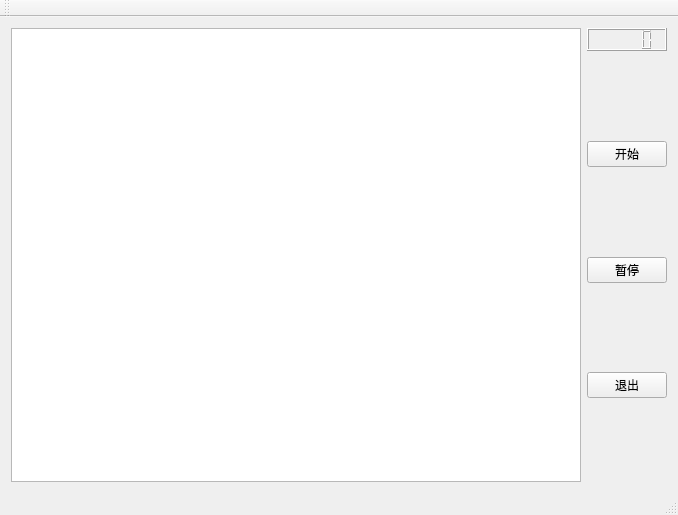
The window that beatMouse/mainwindow.ui (lordtang/QT-beatMouse) describes before a commit, drawn with Qt 5.
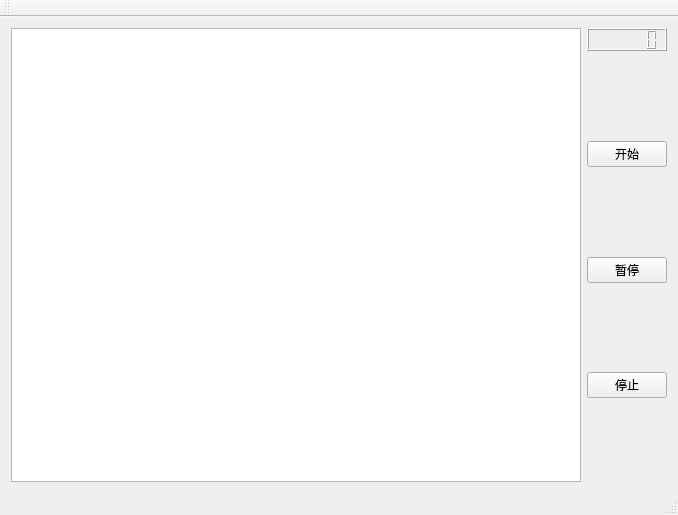
The same window after the commit.

What changed in the file:
```diff
--- a/beatMouse/mainwindow.ui
+++ b/beatMouse/mainwindow.ui
@@ -21,7 +21,14 @@
     <item>
      <layout class="QVBoxLayout" name="verticalLayout">
       <item>
-       <widget class="QLCDNumber" name="lcdNumber"/>
+       <widget class="QLCDNumber" name="lcdNumber">
+        <property name="styleSheet">
+         <string notr="true">font: 75 12pt &quot;微软雅黑&quot;;</string>
+        </property>
+        <property name="digitCount">
+         <number>6</number>
+        </property>
+       </widget>
       </item>
       <item>
        <spacer name="verticalSpacer">
@@ -79,7 +86,7 @@
       <item>
        <widget class="QPushButton" name="btn_close">
         <property name="text">
-         <string>退出</string>
+         <string>停止</string>
         </property>
        </widget>
       </item>
```
